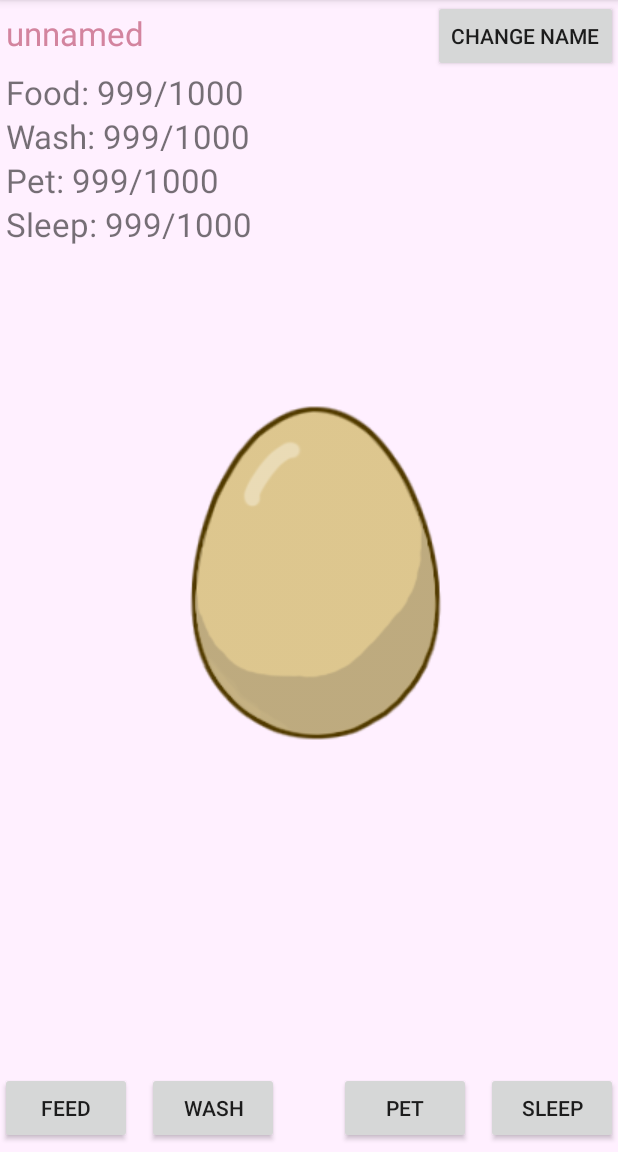
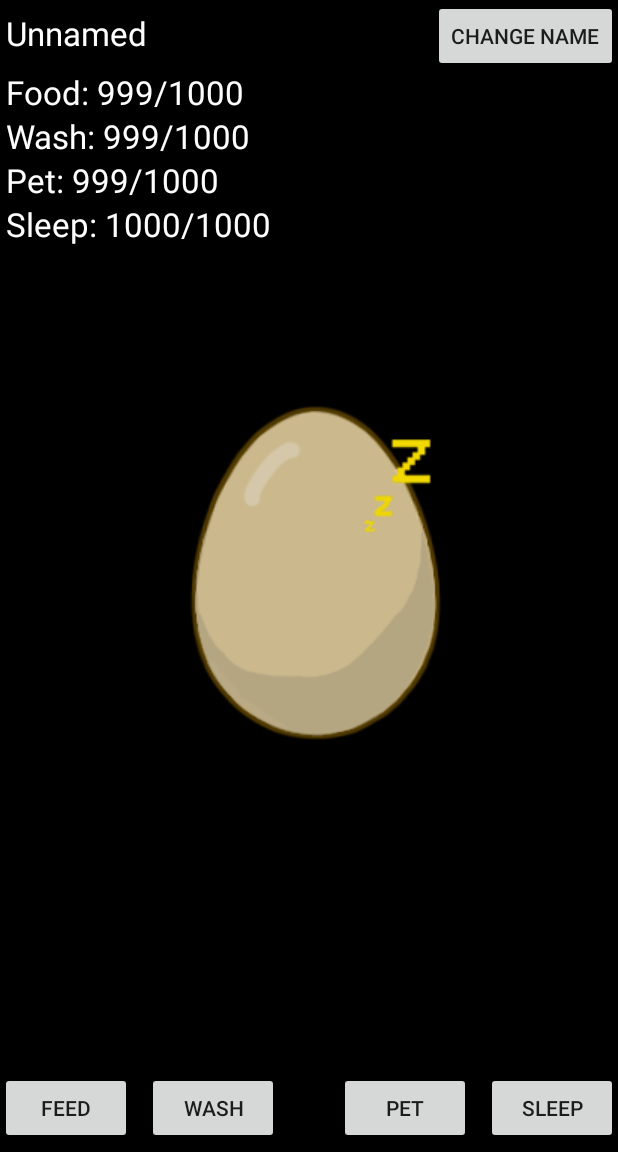
Before and after one commit to ToveVirtanen/Lemmikki, an Android app: the screen it shows after launch (MainActivity), on a phone screen of 412 x 824 dp, the part 84-1236 px from its top. Run offline under Robolectric (Android 15) with nearby library versions, the phone set to English and light mode, and no system bars.

Commit message:
Versia s yaycom

```diff
--- a/app/src/main/java/com/example/user/lemmikki/MainActivity.java
+++ b/app/src/main/java/com/example/user/lemmikki/MainActivity.java
@@ -21,6 +21,7 @@ import java.util.Timer;
 import java.util.TimerTask;
 
 import static com.example.user.lemmikki.R.id.EditTextName;
+import static com.example.user.lemmikki.R.id.TextViewFood;
 import static com.example.user.lemmikki.R.id.TextViewName;
 import static com.example.user.lemmikki.R.id.buttonFeed;
 import static com.example.user.lemmikki.R.id.buttonName;
@@ -40,34 +41,78 @@ public class MainActivity extends AppCompatActivity {
     public final int MaxWash = 1000;
     public final int MaxPet = 1000;
     public final int MaxSleep = 1000;
+    public int TimerCycle;
+    public int BaseTimerCycle;
+    public int Hapinnes;
+    public int CurExp;
+    public int NextLevelExp;
+    public int CurLevel;
     public int CurFood;
     public int CurWash;
     public int CurPet;
     public int CurSleep;
     public int Loss;
+    public int Gain;
 
     @Override
     protected void onCreate(Bundle savedInstanceState) {
         super.onCreate(savedInstanceState);
         setContentView(R.layout.activity_main);
 
-        CurFood=MaxFood;
-        CurWash=MaxWash;
-        CurPet=MaxPet;
-        CurSleep=MaxSleep;
         Loss=1;
+        Gain=100;
+        BaseTimerCycle = 3000;
+
+        final TextView TextViewFood = (TextView) findViewById(R.id.TextViewFood);
+        final TextView TextViewWash = (TextView) findViewById(R.id.TextViewWash);
+        final TextView TextViewPet = (TextView) findViewById(R.id.TextViewPet);
+        final TextView TextViewSleep = (TextView) findViewById(R.id.TextViewSleep);
+        final TextView textViewName = (TextView) findViewById(R.id.TextViewName);
+        final EditText editTextName = (EditText) findViewById(R.id.EditTextName);
 
 //      Restore preferences
-        TextView textViewName = (TextView) findViewById(R.id.TextViewName);
         SharedPreferences settings = PreferenceManager.getDefaultSharedPreferences(this);
 //      settings=null;
         if (settings!=null) {
-            textViewName.setText(settings.getString("name","unnamed"));
+            textViewName.setText(settings.getString("Name","Unnamed"));
+            CurFood = (settings.getInt("CurFood", 1000));
+            CurWash = (settings.getInt("CurWash", 1000));
+            CurPet = (settings.getInt("CurPet", 1000));
+            CurSleep = (settings.getInt("CurSleep", 1000));
+            CurExp = (settings.getInt("CurExp", 0));
+            CurLevel = (settings.getInt("CurLevel", 1));
+            BackGroundColorCurr = (settings.getInt("BackGroundColor", 1));
+        }
+
+        final ImageView imageView = (ImageView) findViewById(R.id.egg);
+
+        if (BackGroundColorCurr==0) {
+            RelativeLayout bgElement = (RelativeLayout) findViewById(R.id.main_container);
+            bgElement.setBackgroundColor(getResources().getColor(R.color.LightPink));
+            TextViewFood.setTextColor(getResources().getColor(R.color.Black));
+            TextViewWash.setTextColor(getResources().getColor(R.color.Black));
+            TextViewPet.setTextColor(getResources().getColor(R.color.Black));
+            TextViewSleep.setTextColor(getResources().getColor(R.color.Black));
+            textViewName.setTextColor(getResources().getColor(R.color.Black));
+            editTextName.setTextColor(getResources().getColor(R.color.Black));
+            imageView.setImageResource(R.drawable.egg);
+        } else {
+            RelativeLayout bgElement = (RelativeLayout) findViewById(R.id.main_container);
+            bgElement.setBackgroundColor(getResources().getColor(R.color.Black));
+            TextViewFood.setTextColor(getResources().getColor(R.color.White));
+            TextViewWash.setTextColor(getResources().getColor(R.color.White));
+            TextViewPet.setTextColor(getResources().getColor(R.color.White));
+            TextViewSleep.setTextColor(getResources().getColor(R.color.White));
+            textViewName.setTextColor(getResources().getColor(R.color.White));
+            editTextName.setTextColor(getResources().getColor(R.color.White));
+            imageView.setImageResource(R.drawable.sleepable);
         }
 
 
-
-        final ImageView imageView = (ImageView) findViewById(R.id.egg);
+        TextViewFood.setText("Food: "+CurFood + "/" + MaxFood);
+        TextViewWash.setText("Wash: "+CurWash + "/" + MaxWash);
+        TextViewPet.setText("Pet: "+CurPet + "/" + MaxPet);
+        TextViewSleep.setText("Sleep: "+CurSleep + "/" + MaxSleep);
 
         Button buttonFeed = (Button) findViewById(R.id.buttonFeed);
         View.OnClickListener listenerFeed = new View.OnClickListener() {
@@ -75,6 +120,12 @@ public class MainActivity extends AppCompatActivity {
             public void onClick(View v) {
                 if (BackGroundColorCurr == 0) {
                     imageView.setImageResource(R.drawable.stars);
+                    if (CurFood<(MaxFood-Gain)) {
+                        CurFood = CurFood + Gain;
+                    } else {
+                        CurFood = MaxFood;
+                    }
+                    TextViewFood.setText("Food: " + CurFood + "/" + MaxFood);
                     handler.postDelayed(new Runnable() {
                         @Override
                         public void run() {
@@ -92,6 +143,12 @@ public class MainActivity extends AppCompatActivity {
             public void onClick(View v) {
                 if (BackGroundColorCurr == 0) {
                     imageView.setImageResource(R.drawable.washable);
+                    if (CurWash<(MaxWash-Gain)) {
+                        CurWash = CurWash + Gain;
+                    } else {
+                        CurWash = MaxWash;
+                    }
+                    TextViewWash.setText("Wash: " + CurWash + "/" + MaxWash);
                     handler.postDelayed(new Runnable() {
                         @Override
                         public void run() {
@@ -109,6 +166,12 @@ public class MainActivity extends AppCompatActivity {
             public void onClick(View v) {
                 if (BackGroundColorCurr==0) {
                     imageView.setImageResource(R.drawable.lovable);
+                    if (CurPet<(MaxPet-Gain)) {
+                        CurPet = CurPet + Gain;
+                    } else {
+                        CurPet = MaxPet;
+                    }
+                    TextViewPet.setText("Pet: " + CurPet + "/" + MaxPet);
                     handler.postDelayed(new Runnable() {
                         @Override
                         public void run() {
@@ -128,12 +191,25 @@ public class MainActivity extends AppCompatActivity {
                 if (BackGroundColorCurr==0) {
                     BackGroundColorCurr = 1;
                     RelativeLayout bgElement = (RelativeLayout) findViewById(R.id.main_container);
-                    bgElement.setBackgroundColor(getResources().getColor(R.color.navy));
+                    bgElement.setBackgroundColor(getResources().getColor(R.color.Black));
+                    bgElement.setBackgroundColor(getResources().getColor(R.color.Black));
+                    TextViewFood.setTextColor(getResources().getColor(R.color.White));
+                    TextViewWash.setTextColor(getResources().getColor(R.color.White));
+                    TextViewPet.setTextColor(getResources().getColor(R.color.White));
+                    TextViewSleep.setTextColor(getResources().getColor(R.color.White));
+                    textViewName.setTextColor(getResources().getColor(R.color.White));
+                    editTextName.setTextColor(getResources().getColor(R.color.White));
                     imageView.setImageResource(R.drawable.sleepable);
                 } else {
                     BackGroundColorCurr=0;
                     RelativeLayout bgElement = (RelativeLayout) findViewById(R.id.main_container);
                     bgElement.setBackgroundColor(getResources().getColor(R.color.LightPink));
+                    TextViewFood.setTextColor(getResources().getColor(R.color.Black));
+                    TextViewWash.setTextColor(getResources().getColor(R.color.Black));
+                    TextViewPet.setTextColor(getResources().getColor(R.color.Black));
+                    TextViewSleep.setTextColor(getResources().getColor(R.color.Black));
+                    textViewName.setTextColor(getResources().getColor(R.color.Black));
+                    editTextName.setTextColor(getResources().getColor(R.color.Black));
                     imageView.setImageResource(R.drawable.egg);
                 }
             }
@@ -175,22 +251,17 @@ public class MainActivity extends AppCompatActivity {
 //        };
 //        buttonDelSet.setOnClickListener(listenerDelSet);
 
-        final TextView TextViewFood = (TextView) findViewById(R.id.TextViewFood);
-        final TextView TextViewWash = (TextView) findViewById(R.id.TextViewWash);
-        final TextView TextViewPet = (TextView) findViewById(R.id.TextViewPet);
-        final TextView TextViewSleep = (TextView) findViewById(R.id.TextViewSleep);
-        TextViewFood.setText("Food: "+CurFood + "/" + MaxFood);
-        TextViewWash.setText("Wash: "+CurWash + "/" + MaxWash);
-        TextViewPet.setText("Pet: "+CurPet + "/" + MaxPet);
-        TextViewSleep.setText("Sleep: "+CurSleep + "/" + MaxSleep);
-        class MyTimerTask extends TimerTask {
-
+        class TimerTaskMain extends TimerTask {
             @Override
             public void run() {
+                switch (BackGroundColorCurr){
+                    case 0:
                         CurFood = CurFood - Loss;
                         CurPet = CurPet - Loss;
                         CurSleep = CurSleep - Loss;
                         CurWash = CurWash - Loss;
+//                        TimerCycle = BaseTimerCycle/2;
+                        BaseTimerCycle = 3000;
                         runOnUiThread(new Runnable() {
                             @Override
                             public void run() {
@@ -200,13 +271,35 @@ public class MainActivity extends AppCompatActivity {
                                 TextViewSleep.setText("Sleep: " + CurSleep + "/" + MaxSleep);
                             }
                         });
+                        break;
+                    case 1:
+                        CurFood = CurFood - Loss;
+                        CurPet = CurPet - Loss;
+                        CurWash = CurWash - Loss;
+                        if (CurSleep<(MaxFood-2*Loss)) {
+                            CurSleep = CurSleep + 2*Loss;
+                        } else {
+                            CurSleep = MaxSleep;
+                        }
+//                        TimerCycle = BaseTimerCycle;
+                        BaseTimerCycle = 6000;
+                        runOnUiThread(new Runnable() {
+                            @Override
+                            public void run() {
+                                TextViewFood.setText("Food: " + CurFood + "/" + MaxFood);
+                                TextViewWash.setText("Wash: " + CurWash + "/" + MaxWash);
+                                TextViewPet.setText("Pet: " + CurPet + "/" + MaxPet);
+                                TextViewSleep.setText("Sleep: " + CurSleep + "/" + MaxSleep);
+                            }
+                        });
+                        break;
+                }
             }
         }
 
         Timer timer=new Timer();
-        TimerTask task=new MyTimerTask();
-        timer.scheduleAtFixedRate(task,3000,3000);
-
+        TimerTask task=new TimerTaskMain();
+        timer.scheduleAtFixedRate(task, 1000, BaseTimerCycle);
 
     }
 
@@ -217,7 +310,14 @@ public class MainActivity extends AppCompatActivity {
         SharedPreferences settings = PreferenceManager.getDefaultSharedPreferences(this);
         SharedPreferences.Editor editor = settings.edit();
         TextView nameTextView = (TextView) findViewById(R.id.TextViewName);
-        editor.putString("name", nameTextView.getText().toString());
+        editor.putString("Name", nameTextView.getText().toString());
+        editor.putInt("CurFood", CurFood);
+        editor.putInt("CurWash", CurWash);
+        editor.putInt("CurPet", CurPet);
+        editor.putInt("CurSleep", CurSleep);
+        editor.putInt("CurExp", CurExp);
+        editor.putInt("CurLevel", CurLevel);
+        editor.putInt("BackGroundColor", BackGroundColorCurr);
         // Commit the edits!
         editor.apply();
     }
--- a/app/src/main/res/values/colors.xml
+++ b/app/src/main/res/values/colors.xml
@@ -7,5 +7,8 @@
     <color name="darkred">#FFCC0000</color>
     <color name="darkpurple">#FF9933CC</color>
     <color name="navy">#000080</color>
+    <color name="Black">#000000</color>
+    <color name="White">#FEFEFE</color>
+
 
 </resources>
```
Lines whose indentation alone changed are shown as unchanged.
